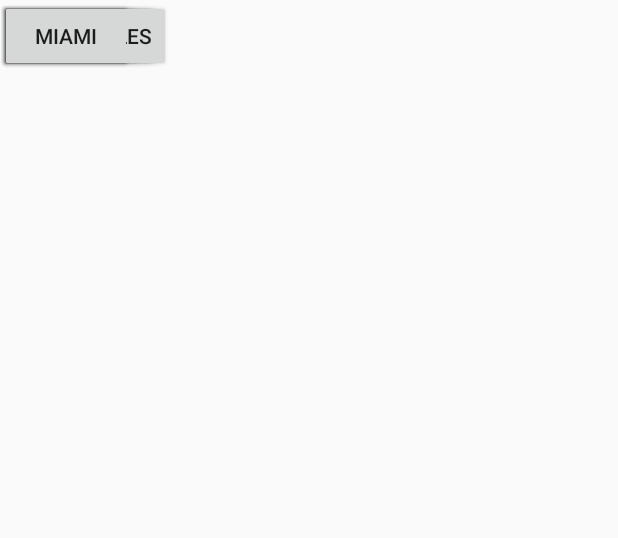
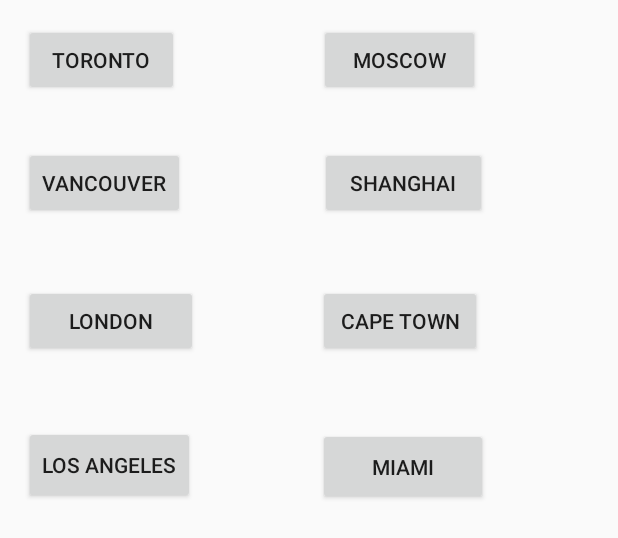
Before and after one commit to Grandient/WeatherApp, an Android app: the layout activity_search.xml on its own in the app's theme, with its tools: preview values and no code run, on a phone screen of 412 x 824 dp. Shown: the top 538 px of the screen. Run offline under Robolectric (Android 15) with nearby library versions, the phone set to English and light mode, and no system bars.

Commit message:
Fixed SearchActivity

```diff
--- a/app/src/main/AndroidManifest.xml
+++ b/app/src/main/AndroidManifest.xml
@@ -80,7 +80,8 @@
         <activity
             android:name=".AnalysisActivity"
             android:theme="@style/AppLightTheme" />
-        <activity android:name=".SearchActivity"></activity>
+        <activity android:name=".SearchActivity"
+            android:theme="@style/ActionBarLightTheme"></activity>
     </application>
 
 </manifest>
--- a/app/src/main/java/ca/uoit/group/weather/MainMenuActivity.java
+++ b/app/src/main/java/ca/uoit/group/weather/MainMenuActivity.java
@@ -428,7 +428,7 @@ public class MainMenuActivity extends AppCompatActivity {
     }
 
     public void openSearch(View view){
-        Intent i = new Intent(this, AnalysisActivity.class);
+        Intent i = new Intent(this, SearchActivity.class);
         startActivityForResult(i,2);
     }
 
--- a/app/src/main/res/layout/activity_search.xml
+++ b/app/src/main/res/layout/activity_search.xml
@@ -8,65 +8,81 @@
 
     <Button
         android:id="@+id/button8"
-        android:layout_width="wrap_content"
+        android:layout_width="103dp"
         android:layout_height="wrap_content"
+        android:layout_marginStart="16dp"
+        android:layout_marginTop="16dp"
         android:text="Toronto"
-        tools:layout_editor_absoluteX="16dp"
-        tools:layout_editor_absoluteY="16dp" />
+        app:layout_constraintStart_toStartOf="parent"
+        app:layout_constraintTop_toTopOf="parent" />
 
     <Button
         android:id="@+id/button9"
-        android:layout_width="wrap_content"
+        android:layout_width="107dp"
         android:layout_height="wrap_content"
+        android:layout_marginStart="93dp"
+        android:layout_marginTop="16dp"
         android:text="Moscow"
-        tools:layout_editor_absoluteX="147dp"
-        tools:layout_editor_absoluteY="16dp" />
+        app:layout_constraintStart_toEndOf="@+id/button8"
+        app:layout_constraintTop_toTopOf="parent" />
 
     <Button
         android:id="@+id/button10"
         android:layout_width="wrap_content"
         android:layout_height="wrap_content"
+        android:layout_marginStart="16dp"
+        android:layout_marginTop="34dp"
         android:text="Vancouver"
-        tools:layout_editor_absoluteX="16dp"
-        tools:layout_editor_absoluteY="98dp" />
+        app:layout_constraintStart_toStartOf="parent"
+        app:layout_constraintTop_toBottomOf="@+id/button8" />
 
     <Button
         android:id="@+id/button11"
-        android:layout_width="wrap_content"
+        android:layout_width="111dp"
         android:layout_height="wrap_content"
+        android:layout_marginStart="90dp"
+        android:layout_marginTop="34dp"
         android:text="Shanghai"
-        tools:layout_editor_absoluteX="147dp"
-        tools:layout_editor_absoluteY="98dp" />
+        app:layout_constraintStart_toEndOf="@+id/button10"
+        app:layout_constraintTop_toBottomOf="@+id/button9" />
 
     <Button
         android:id="@+id/button12"
-        android:layout_width="wrap_content"
+        android:layout_width="116dp"
         android:layout_height="wrap_content"
+        android:layout_marginStart="16dp"
+        android:layout_marginTop="44dp"
         android:text="London"
-        tools:layout_editor_absoluteX="16dp"
-        tools:layout_editor_absoluteY="190dp" />
+        app:layout_constraintStart_toStartOf="parent"
+        app:layout_constraintTop_toBottomOf="@+id/button10" />
 
     <Button
         android:id="@+id/button13"
-        android:layout_width="wrap_content"
+        android:layout_width="109dp"
         android:layout_height="wrap_content"
+        android:layout_marginStart="80dp"
+        android:layout_marginTop="44dp"
         android:text="Cape Town"
-        tools:layout_editor_absoluteX="147dp"
-        tools:layout_editor_absoluteY="190dp" />
+        app:layout_constraintStart_toEndOf="@+id/button12"
+        app:layout_constraintTop_toBottomOf="@+id/button11" />
 
     <Button
         android:id="@+id/button14"
-        android:layout_width="wrap_content"
-        android:layout_height="wrap_content"
+        android:layout_width="114dp"
+        android:layout_height="52dp"
+        android:layout_marginStart="16dp"
+        android:layout_marginTop="46dp"
         android:text="Los Angeles"
-        tools:layout_editor_absoluteX="16dp"
-        tools:layout_editor_absoluteY="288dp" />
+        app:layout_constraintStart_toStartOf="parent"
+        app:layout_constraintTop_toBottomOf="@+id/button12" />
 
     <Button
         android:id="@+id/button15"
-        android:layout_width="wrap_content"
-        android:layout_height="wrap_content"
+        android:layout_width="113dp"
+        android:layout_height="51dp"
+        android:layout_marginStart="82dp"
+        android:layout_marginTop="47dp"
         android:text="Miami"
-        tools:layout_editor_absoluteX="147dp"
-        tools:layout_editor_absoluteY="288dp" />
+        app:layout_constraintStart_toEndOf="@+id/button14"
+        app:layout_constraintTop_toBottomOf="@+id/button13" />
 </android.support.constraint.ConstraintLayout>
```
